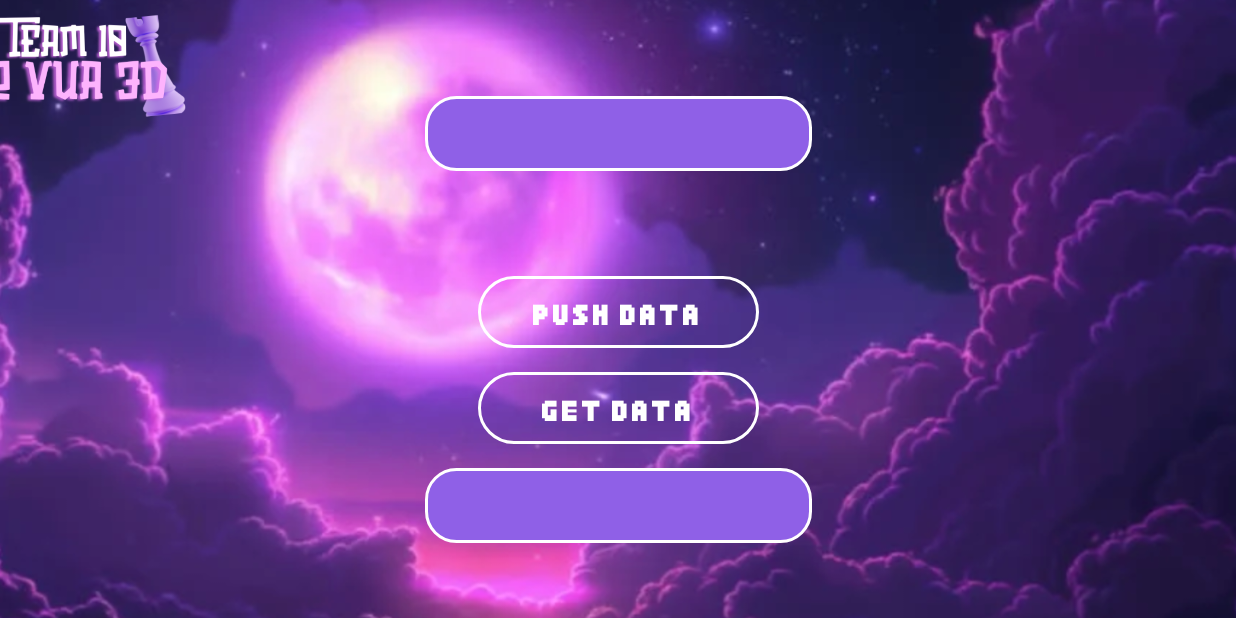
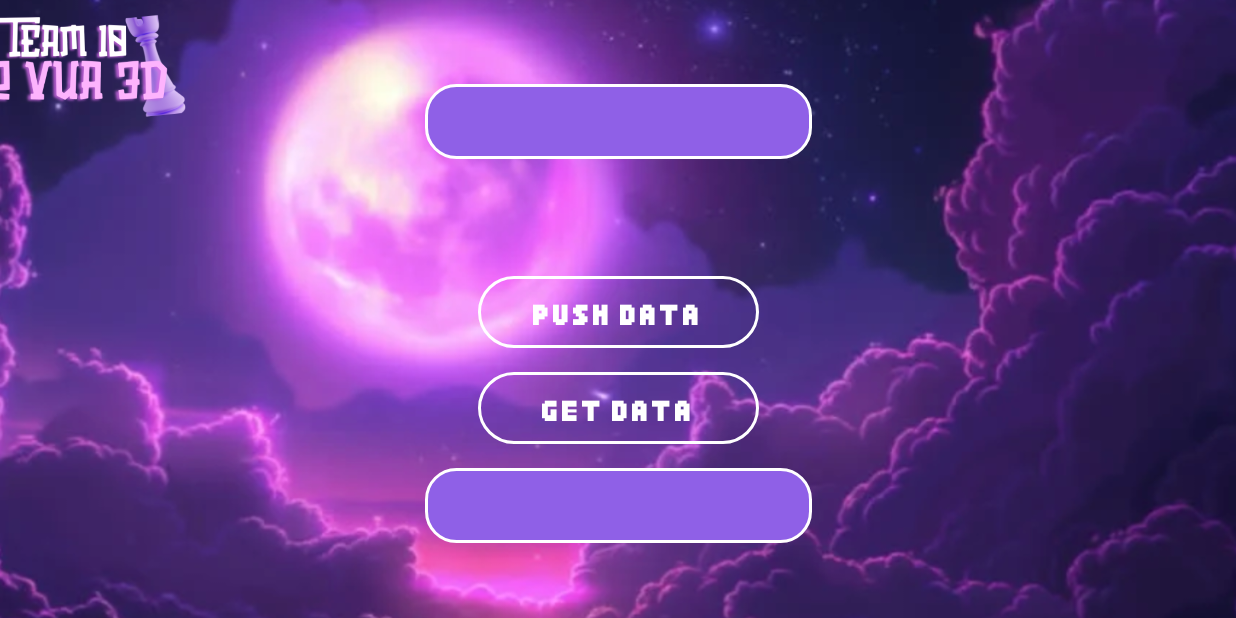
Before and after one commit to TranPio/covua_test_firebase, an Android app: the RealtimeDatabase screen opened directly, with no data from a screen before it, on a phone screen of 824 x 412 dp (held sideways). Run offline under Robolectric (Android 15) with nearby library versions, the phone set to English and light mode, and no system bars; our stand-ins replace Firebase (no records; nobody signed in at launch, a user with empty details on screens opened directly).

Commit message:
Trần Hoài Phú update

```diff
--- a/app/src/main/res/layout/activity_realtime_database.xml
+++ b/app/src/main/res/layout/activity_realtime_database.xml
@@ -22,7 +22,7 @@
         android:id="@+id/edt_data"
         android:layout_width="258dp"
         android:layout_height="50dp"
-        android:layout_marginTop="64dp"
+        android:layout_marginTop="56dp"
         android:background="@drawable/text_border"
         android:fontFamily="@font/pacifico_regular"
         android:gravity="center_vertical"
```
